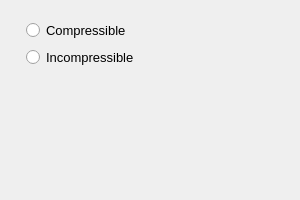
Before: the Qt Designer form baram/view/case_wizard/flow_type_page.ui in nextfoam/baram, drawn with Qt 5.
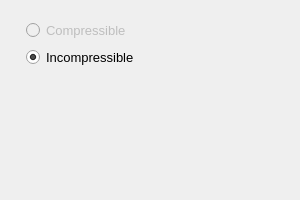
After: the same form once the commit is applied.

The edit to the form file:
```diff
--- a/baram/view/case_wizard/flow_type_page.ui
+++ b/baram/view/case_wizard/flow_type_page.ui
@@ -39,6 +39,9 @@
       </property>
       <item>
        <widget class="QRadioButton" name="compressible">
+        <property name="enabled">
+         <bool>false</bool>
+        </property>
         <property name="text">
          <string>Compressible</string>
         </property>
@@ -49,6 +52,9 @@
         <property name="text">
          <string>Incompressible</string>
         </property>
+        <property name="checked">
+         <bool>true</bool>
+        </property>
        </widget>
       </item>
      </layout>
```
